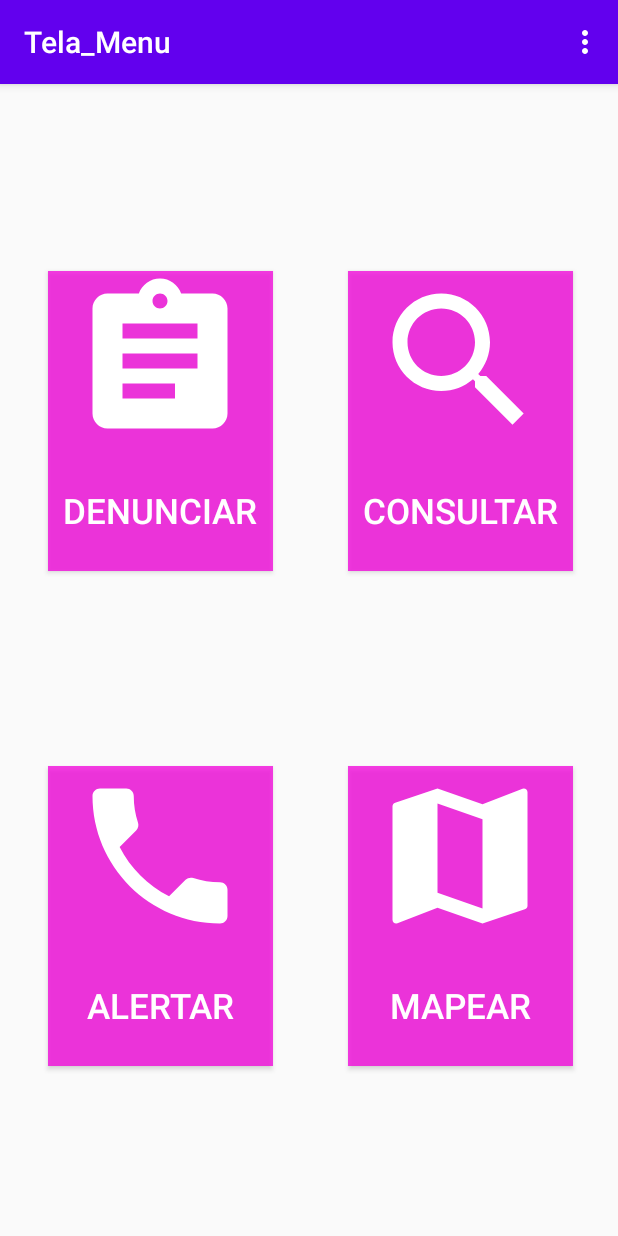
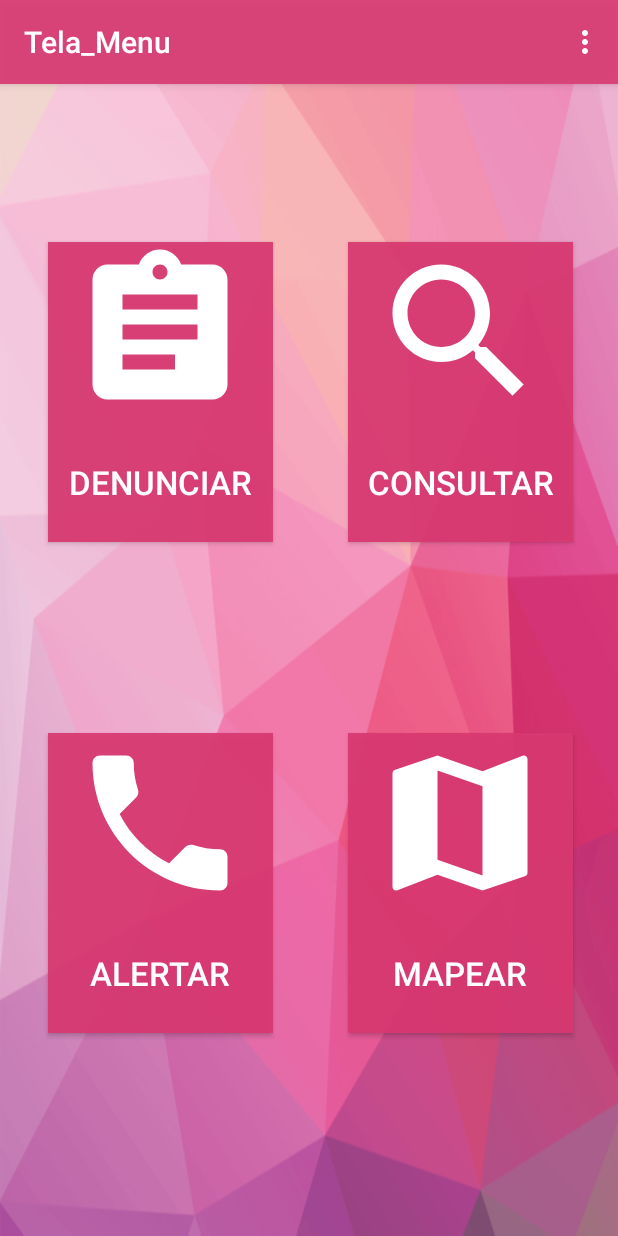
Before and after one commit to Nski-0/Projeto-WOMEN, an Android app: the screen it shows after launch (MainActivity), on a phone screen of 412 x 824 dp. Run offline under Robolectric (Android 15) with nearby library versions, the phone set to English and light mode, and no system bars.

Commit message:
Tela de menu atualizada

```diff
--- /dev/null
+++ b/Tela_Menu/app/src/main/res/drawable/colorbutton.xml
@@ -0,0 +1,11 @@
+<?xml version="1.0" encoding="utf-8"?>
+<selector xmlns:android="http://schemas.android.com/apk/res/android">
+    <item android:state_pressed="true"
+        android:drawable="@color/color2"/> <!-- pressed -->
+
+    <item android:state_focused="true"
+        android:drawable="@color/color1"/> <!-- focused -->
+
+    <item android:drawable="@color/color3"/> <!-- default -->
+
+</selector>
--- a/Tela_Menu/app/src/main/res/layout/activity_main.xml
+++ b/Tela_Menu/app/src/main/res/layout/activity_main.xml
@@ -4,70 +4,71 @@
     xmlns:tools="http://schemas.android.com/tools"
     android:layout_width="match_parent"
     android:layout_height="match_parent"
+    android:background="@drawable/fundo"
     tools:context=".MainActivity">
 
     <Button
         android:id="@+id/button8"
         android:layout_width="150dp"
         android:layout_height="200dp"
+        android:background="@drawable/colorbutton"
+        android:drawableTop="@drawable/ic_assignment_black_24dp"
         android:text="@string/denunciar"
-        android:background="#C4F405DC"
-        android:drawableTop="@drawable/ic_assignment_black_24dp"
-        android:textSize="23sp"
         android:textColor="#ffffff"
+        android:textSize="22sp"
         app:layout_constraintBottom_toBottomOf="parent"
         app:layout_constraintEnd_toEndOf="parent"
         app:layout_constraintHorizontal_bias="0.122"
         app:layout_constraintStart_toStartOf="parent"
         app:layout_constraintTop_toTopOf="parent"
-        app:layout_constraintVertical_bias="0.22" />
+        app:layout_constraintVertical_bias="0.186" />
 
     <Button
         android:id="@+id/button9"
         android:layout_width="150dp"
         android:layout_height="200dp"
+        android:background="@drawable/colorbutton"
+        android:drawableTop="@drawable/ic_search_black_24dp"
         android:text="@string/consultar"
-        android:background="#C4F405DC"
-        android:drawableTop="@drawable/ic_search_black_24dp"
         android:textColor="#ffffff"
-        android:textSize="23sp"
+        android:textSize="22sp"
         app:layout_constraintBottom_toBottomOf="parent"
         app:layout_constraintEnd_toEndOf="parent"
         app:layout_constraintHorizontal_bias="0.885"
         app:layout_constraintStart_toStartOf="parent"
         app:layout_constraintTop_toTopOf="parent"
-        app:layout_constraintVertical_bias="0.22" />
+        app:layout_constraintVertical_bias="0.186" />
 
     <Button
         android:id="@+id/button10"
         android:layout_width="150dp"
         android:layout_height="200dp"
+        android:background="@drawable/colorbutton"
+        android:drawableTop="@drawable/ic_phone_black_24dp"
         android:text="@string/alertar"
-        android:background="#C4F405DC"
-        android:drawableTop="@drawable/ic_phone_black_24dp"
-        android:textSize="23sp"
         android:textColor="#ffffff"
+        android:textSize="22sp"
         app:layout_constraintBottom_toBottomOf="parent"
         app:layout_constraintEnd_toEndOf="parent"
         app:layout_constraintHorizontal_bias="0.122"
         app:layout_constraintStart_toStartOf="parent"
         app:layout_constraintTop_toTopOf="parent"
-        app:layout_constraintVertical_bias="0.8" />
+        app:layout_constraintVertical_bias="0.762" />
 
     <Button
         android:id="@+id/button11"
         android:layout_width="150dp"
         android:layout_height="200dp"
+        android:background="@drawable/colorbutton"
+        android:drawableTop="@drawable/ic_map_black_24dp"
         android:text="@string/mapear"
-        android:background="#C4F405DC"
-        android:drawableTop="@drawable/ic_map_black_24dp"
-        android:textSize="23sp"
         android:textColor="#ffffff"
+        android:textSize="22sp"
         app:layout_constraintBottom_toBottomOf="parent"
         app:layout_constraintEnd_toEndOf="parent"
         app:layout_constraintHorizontal_bias="0.885"
         app:layout_constraintStart_toStartOf="parent"
         app:layout_constraintTop_toTopOf="parent"
-        app:layout_constraintVertical_bias="0.8" />
+        app:layout_constraintVertical_bias="0.762" />
 
 </androidx.constraintlayout.widget.ConstraintLayout>
--- a/Tela_Menu/app/src/main/res/menu/main_menu.xml
+++ b/Tela_Menu/app/src/main/res/menu/main_menu.xml
@@ -1,5 +1,7 @@
 <?xml version="1.0" encoding="utf-8"?>
-<menu xmlns:android="http://schemas.android.com/apk/res/android">
+<menu xmlns:android="http://schemas.android.com/apk/res/android"
+    android:background="@color/color3">
+
     <item android:id="@+id/menu_update"
         android:title="@string/atualizar_conta"/>
 
--- a/Tela_Menu/app/src/main/res/values/colors.xml
+++ b/Tela_Menu/app/src/main/res/values/colors.xml
@@ -3,4 +3,7 @@
     <color name="colorPrimary">#6200EE</color>
     <color name="colorPrimaryDark">#3700B3</color>
     <color name="colorAccent">#03DAC5</color>
+    <color name="color1">#EC407A</color>
+    <color name="color2">#50993388</color>
+    <color name="color3">#ECDA3971</color>
 </resources>
--- a/Tela_Menu/app/src/main/res/values/styles.xml
+++ b/Tela_Menu/app/src/main/res/values/styles.xml
@@ -3,8 +3,8 @@
     <!-- Base application theme. -->
     <style name="AppTheme" parent="Theme.AppCompat.Light.DarkActionBar">
         <!-- Customize your theme here. -->
-        <item name="colorPrimary">@color/colorPrimary</item>
-        <item name="colorPrimaryDark">@color/colorPrimaryDark</item>
+        <item name="colorPrimary">@color/color3</item>
+        <item name="colorPrimaryDark">@color/color1</item>
         <item name="colorAccent">@color/colorAccent</item>
     </style>
 
```
Also changed, not shown: Tela_Menu/app/src/main/res/drawable-v24/fundo.png (added).
